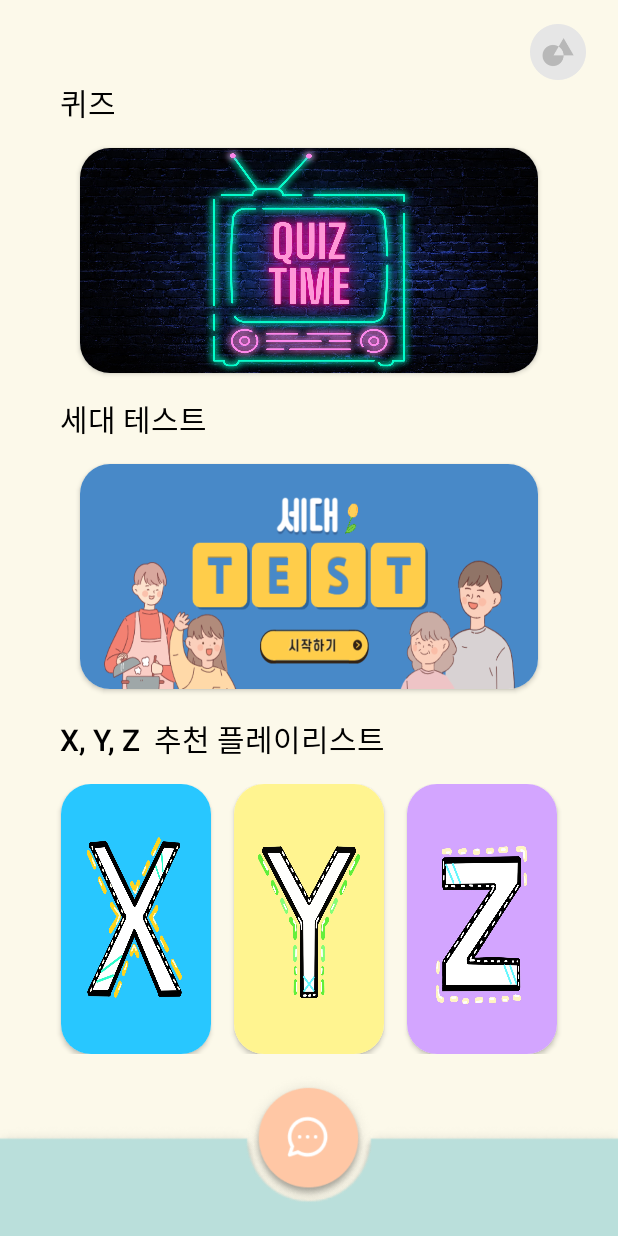
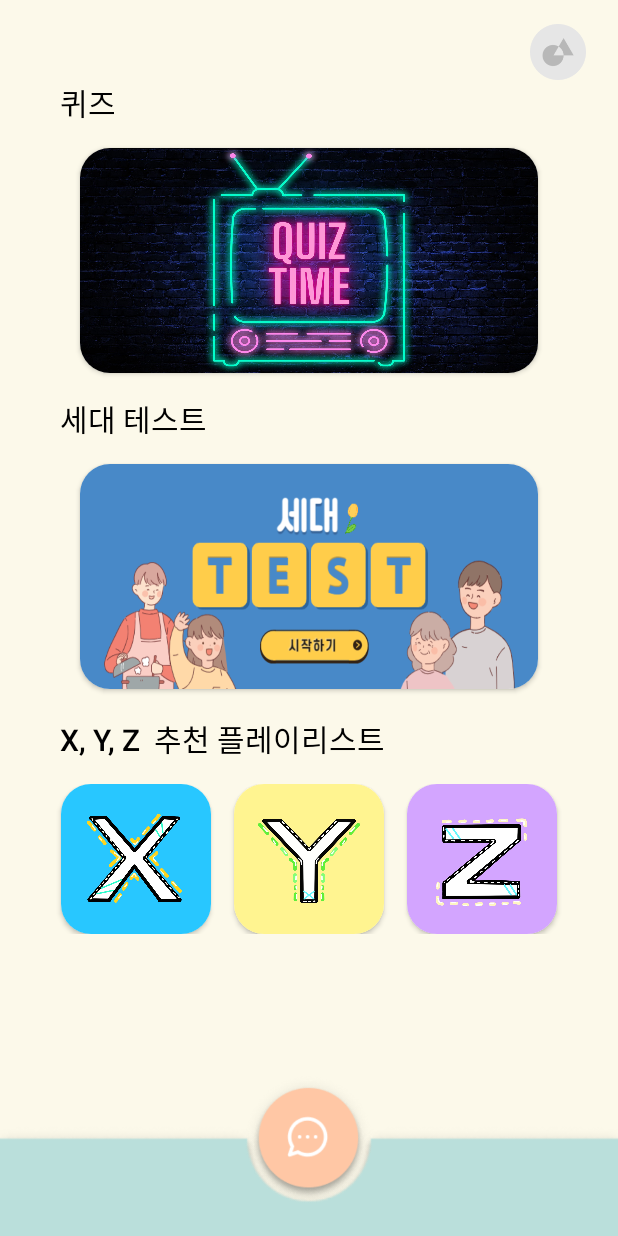
Before and after one commit to Sookmyung-Software-Hackathon/TEAM11-BARIBARI, an Android app: the layout activity_main.xml on its own in the app's theme, with its tools: preview values and no code run, on a phone screen of 412 x 824 dp. Run offline under Robolectric (Android 15) with nearby library versions, the phone set to English and light mode, and no system bars.

Commit message:
사진 수정

```diff
--- a/Common/app/src/main/res/layout/activity_main.xml
+++ b/Common/app/src/main/res/layout/activity_main.xml
@@ -111,7 +111,7 @@
                 <ImageView
                     android:id="@+id/XplaylistImg"
                     android:layout_width="100dp"
-                    android:layout_height="match_parent"
+                    android:layout_height="100dp"
                     android:scaleType="fitXY"
                     android:src="@drawable/x_playlist" />
             </androidx.cardview.widget.CardView>
@@ -129,7 +129,7 @@
                 <ImageView
                     android:id="@+id/YplaylistImg"
                     android:layout_width="100dp"
-                    android:layout_height="match_parent"
+                    android:layout_height="100dp"
                     android:scaleType="fitXY"
                     android:src="@drawable/y_playlist"
                     app:srcCompat="@drawable/y_playlist" />
@@ -148,7 +148,7 @@
                 <ImageView
                     android:id="@+id/ZplaylistImg"
                     android:layout_width="100dp"
-                    android:layout_height="match_parent"
+                    android:layout_height="100dp"
                     android:scaleType="fitXY"
                     android:src="@drawable/z_playlist"
                     app:srcCompat="@drawable/z_playlist" />
```
